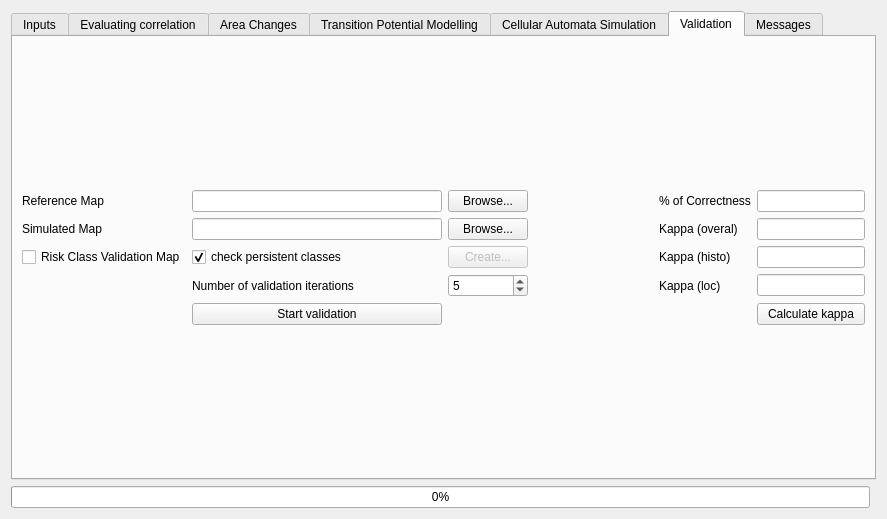
First picture: the form in ui/moluscedialogbase.ui, repository nextgis/qgis_molusce, before the edit.
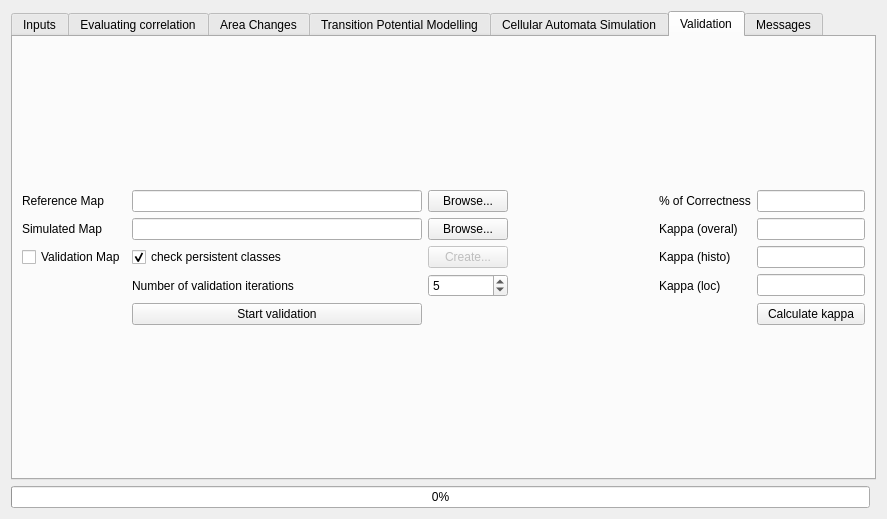
Second picture: the form after the edit. The open tabs and pages were chosen to show the change. Custom widgets are drawn as their Qt base class.

Commit message: Change label "risk class validation map" into "validation map"

Patch:
```diff
--- a/ui/moluscedialogbase.ui
+++ b/ui/moluscedialogbase.ui
@@ -592,7 +592,7 @@
          <item row="3" column="0">
           <widget class="QCheckBox" name="chkRiskValidation">
            <property name="text">
-            <string>Risk Class Validation Map</string>
+            <string>Validation Map</string>
            </property>
           </widget>
          </item>
```
Left out of the diff: 2 changed lines with no effect on the pictures. The commit also changes 4 other files.
